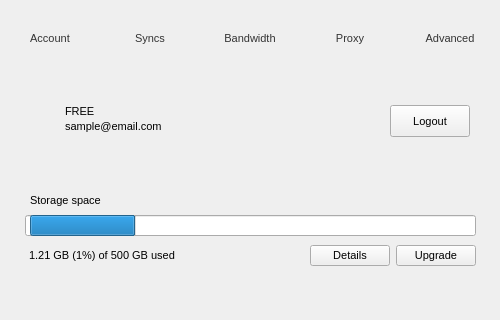
Qt form Source/MEGASync/gui/macx/SettingsDialog.ui (meganz/MEGAsync) before a commit; both pictures show x 0 to 500 and y 0 to 320 of the 500 by 593 pixel window.
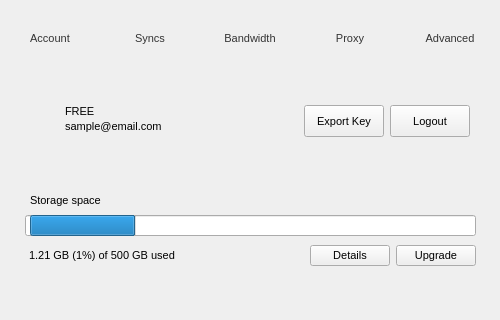
The same form after that commit. The open tabs and pages were chosen to show the change. Icons and pictures are not drawn.

Commit message: Support to export master key feature

Patch:
```diff
--- a/Source/MEGASync/gui/macx/SettingsDialog.ui
+++ b/Source/MEGASync/gui/macx/SettingsDialog.ui
@@ -615,7 +615,7 @@
          <property name="flat">
           <bool>true</bool>
          </property>
-         <layout class="QHBoxLayout" name="horizontalLayout_3" stretch="0,0,0">
+         <layout class="QHBoxLayout" name="horizontalLayout_3" stretch="0,0,0,0">
           <property name="spacing">
            <number>6</number>
           </property>
@@ -801,6 +801,25 @@
             </layout>
            </widget>
           </item>
+          <item>
+           <widget class="QPushButton" name="bExportMasterKey">
+            <property name="sizePolicy">
+             <sizepolicy hsizetype="Preferred" vsizetype="Preferred">
+              <horstretch>0</horstretch>
+              <verstretch>0</verstretch>
+             </sizepolicy>
+            </property>
+            <property name="maximumSize">
+             <size>
+              <width>16777215</width>
+              <height>32</height>
+             </size>
+            </property>
+            <property name="text">
+             <string>Export Key</string>
+            </property>
+           </widget>
+          </item>
           <item>
            <widget class="QPushButton" name="bUnlink">
             <property name="sizePolicy">
```
Left out of the diff: 2 changed lines with no effect on the pictures. The commit also changes 4 other files.
